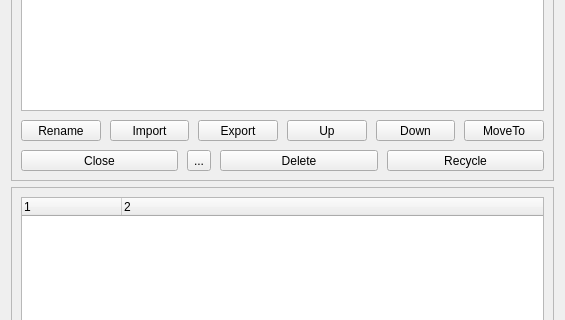
Above: src/Notes/NotesList.ui from ic005k/Knot before the change; both pictures show x 0 to 565 and y 268 to 588 of the 565 by 759 pixel window. Below: the same form after it.
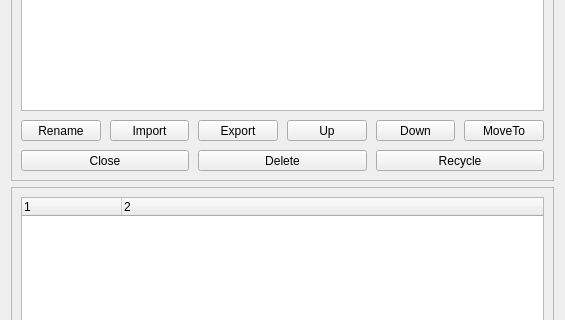
That is the form after the change. Icons and pictures are not drawn.

```diff
--- a/src/Notes/NotesList.ui
+++ b/src/Notes/NotesList.ui
@@ -328,13 +328,6 @@
           </property>
          </widget>
         </item>
-        <item>
-         <widget class="QToolButton" name="toolButton">
-          <property name="text">
-           <string>...</string>
-          </property>
-         </widget>
-        </item>
         <item>
          <widget class="QToolButton" name="btnDel">
           <property name="sizePolicy">
```
